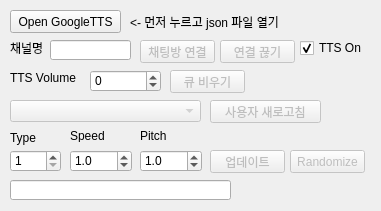
Qt form twitch.ui (sugial/TwitchTTS) before a commit.
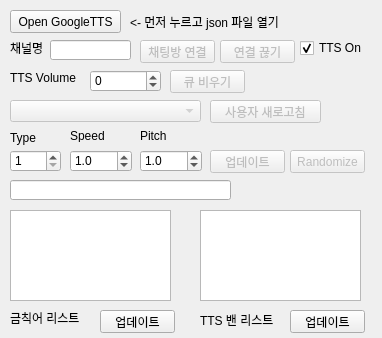
The same form after that commit.

Patch:
```diff
--- a/twitch.ui
+++ b/twitch.ui
@@ -9,8 +9,8 @@
    <rect>
     <x>0</x>
     <y>0</y>
-    <width>381</width>
-    <height>211</height>
+    <width>382</width>
+    <height>338</height>
    </rect>
   </property>
   <property name="windowTitle">
@@ -337,6 +337,78 @@
     <string>&lt;- 먼저 누르고 json 파일 열기</string>
    </property>
   </widget>
+  <widget class="QPlainTextEdit" name="plainTextEdit_bantxt">
+   <property name="geometry">
+    <rect>
+     <x>10</x>
+     <y>210</y>
+     <width>161</width>
+     <height>91</height>
+    </rect>
+   </property>
+  </widget>
+  <widget class="QLabel" name="label_6">
+   <property name="geometry">
+    <rect>
+     <x>10</x>
+     <y>310</y>
+     <width>81</width>
+     <height>16</height>
+    </rect>
+   </property>
+   <property name="text">
+    <string>금칙어 리스트</string>
+   </property>
+  </widget>
+  <widget class="QPlainTextEdit" name="plainTextEdit_banid">
+   <property name="geometry">
+    <rect>
+     <x>200</x>
+     <y>210</y>
+     <width>161</width>
+     <height>91</height>
+    </rect>
+   </property>
+  </widget>
+  <widget class="QLabel" name="label_7">
+   <property name="geometry">
+    <rect>
+     <x>200</x>
+     <y>310</y>
+     <width>81</width>
+     <height>20</height>
+    </rect>
+   </property>
+   <property name="text">
+    <string>TTS 밴 리스트</string>
+   </property>
+  </widget>
+  <widget class="QPushButton" name="pushButton_bantxt">
+   <property name="geometry">
+    <rect>
+     <x>100</x>
+     <y>310</y>
+     <width>75</width>
+     <height>23</height>
+    </rect>
+   </property>
+   <property name="text">
+    <string>업데이트</string>
+   </property>
+  </widget>
+  <widget class="QPushButton" name="pushButton_banid">
+   <property name="geometry">
+    <rect>
+     <x>290</x>
+     <y>310</y>
+     <width>75</width>
+     <height>23</height>
+    </rect>
+   </property>
+   <property name="text">
+    <string>업데이트</string>
+   </property>
+  </widget>
  </widget>
  <resources/>
  <connections/>
```
